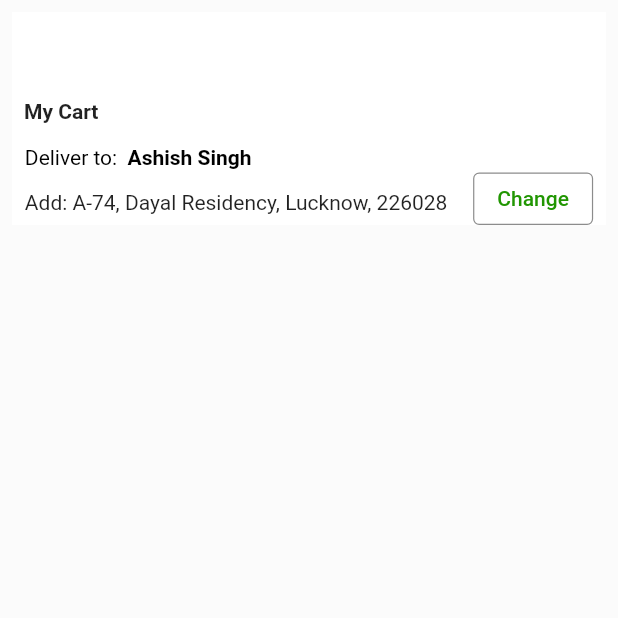
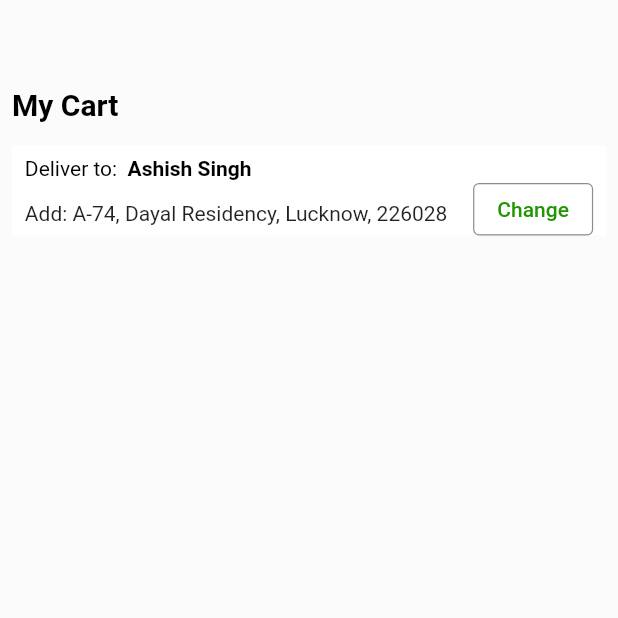
Before and after one commit to ashish622/flipkart_app_clone, a Flutter app: the ShoppingCartScreen screen opened directly, on a phone screen of 412 x 824 dp, the top half of it. Run offline on Flutter 3.47's test engine with Material 2 defaults, Android fonts, the phone set to English and light mode, and no system bars; our stand-ins replace cloud_firestore, firebase_core; accounts and stored records are empty.

Commit message:
'Cart Screen Changes'

```diff
--- a/lib/screens/shoping_cart_screen.dart
+++ b/lib/screens/shoping_cart_screen.dart
@@ -11,6 +11,23 @@ class ShoppingCartScreen extends StatelessWidget {
         color: Colors.white24,
         width: MediaQuery.of(context).size.width,
         height: MediaQuery.of(context).size.height,
+        child: Column(
+          crossAxisAlignment: CrossAxisAlignment.start,
+          children: [
+            const SizedBox(
+              height: 50,
+            ),
+            const Padding(
+              padding: EdgeInsets.all(8.0),
+              child: Text('My Cart',
+                style: TextStyle(
+                  fontWeight: FontWeight.bold,
+                  color: Colors.black,
+                  fontSize: 20
+                ),
+              ),
+            ),
+            Expanded(
               child: SingleChildScrollView(
                 child: Padding(
                   padding: const EdgeInsets.all(8.0),
@@ -23,13 +40,6 @@ class ShoppingCartScreen extends StatelessWidget {
                         child: Column(
                           crossAxisAlignment: CrossAxisAlignment.start,
                           children: [
-                      const SizedBox(
-                        height: 50,
-                      ),
-                      const Padding(
-                        padding: EdgeInsets.all(8.0),
-                        child: Text('My Cart',style: TextStyle(fontWeight: FontWeight.bold),),
-                      ),
                             SizedBox(
                               height: 60,
                               child: Row(
@@ -132,6 +142,9 @@ class ShoppingCartScreen extends StatelessWidget {
                   ),
                 ),
               ),
+            ),
+          ],
+        ),
       )
     );
   }
```
Lines whose indentation alone changed are shown as unchanged.
